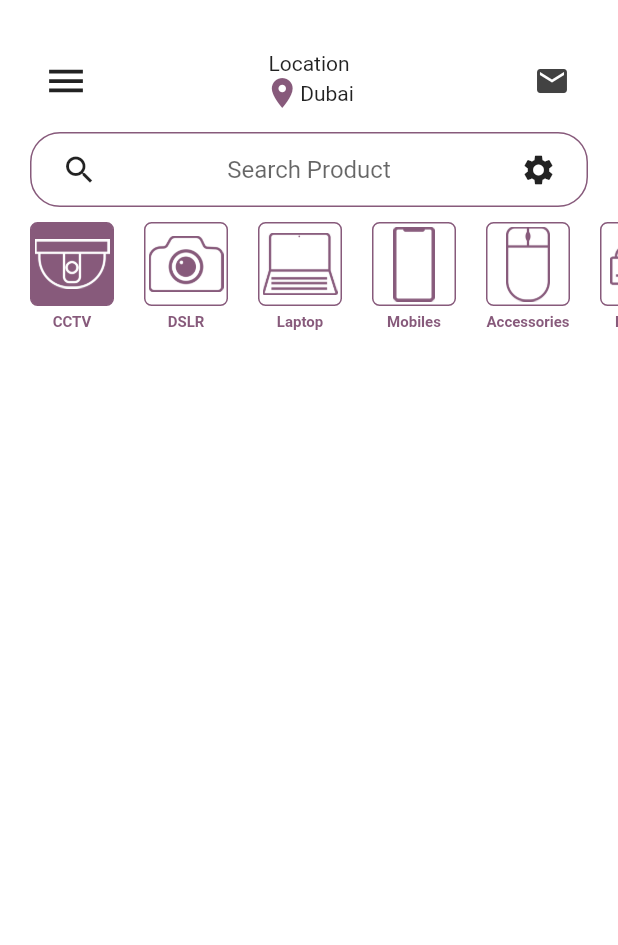
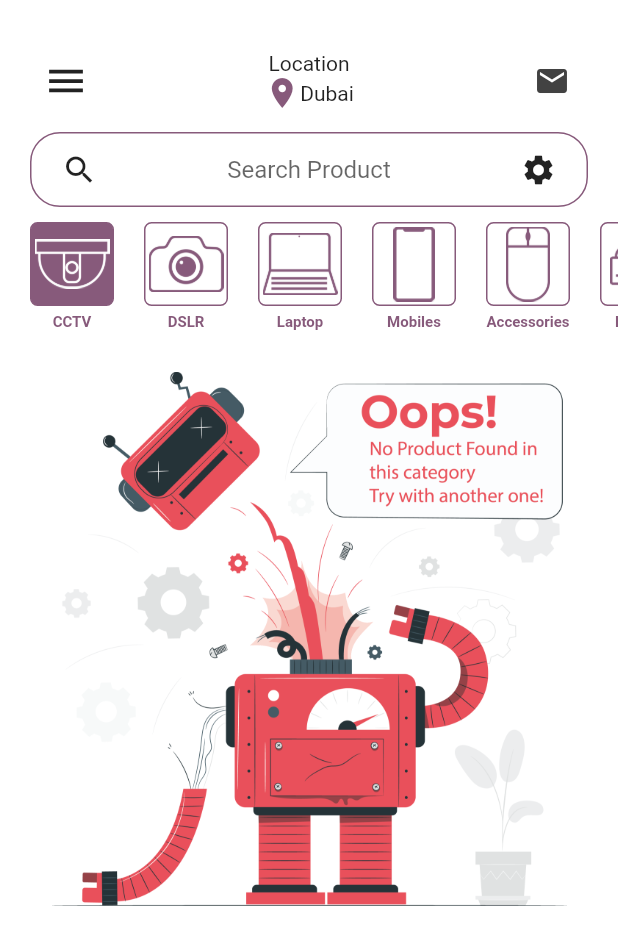
Before and after one commit to MesselemYoucef/TechApp, a Flutter app: the screen it shows after launch, on a phone screen of 412 x 824 dp. Shown: the top 945 px of the screen. Run offline on Flutter 3.47's test engine with Material 2 defaults, Android fonts, the phone set to English and light mode, and no system bars; our stand-ins replace cloud_firestore, firebase_core, firebase_storage, font_awesome_flutter, google_fonts; accounts and stored records are empty.

Commit message:
Designed and added the error screen for product

```diff
--- a/lib/screens/home_screen.dart
+++ b/lib/screens/home_screen.dart
@@ -11,7 +11,6 @@ class HomeScreen extends StatefulWidget {
 }
 
 class _HomeScreenState extends State<HomeScreen> with TickerProviderStateMixin {
-
   //Variables for the animation of the home screen to be reduced and pushed aside
   double xOffset = 0;
   double yOffset = 0;
@@ -25,7 +24,8 @@ class _HomeScreenState extends State<HomeScreen> with TickerProviderStateMixin {
   String category = 'CCTV';
 
   Color itemIconColor = itemBackground; // for the category icon color
-  Color itemBackgroundColor = Colors.transparent; // background for the category item color
+  Color itemBackgroundColor =
+      Colors.transparent; // background for the category item color
 
   void _handleOnPressed() {
     isDrawerOpen
@@ -97,10 +97,9 @@ class _HomeScreenState extends State<HomeScreen> with TickerProviderStateMixin {
                         Icons.mail,
                         color: Colors.grey[800],
                       ),
-                    onPressed: (){
+                      onPressed: () {
                         Navigator.pushNamed(context, "/contact_us");
-                    }
-                    ),
+                      }),
                 ],
               ),
             ),
@@ -139,10 +138,10 @@ class _HomeScreenState extends State<HomeScreen> with TickerProviderStateMixin {
                 scrollDirection: Axis.horizontal,
                 itemCount: categories.length,
                 itemBuilder: (context, index) {
-                  if (category == categories[index]['name']){
+                  if (category == categories[index]['name']) {
                     itemIconColor = Colors.white;
                     itemBackgroundColor = itemBackground;
-                    }else{
+                  } else {
                     itemIconColor = itemBackground;
                     itemBackgroundColor = Colors.white;
                   }
@@ -204,6 +203,7 @@ class ProductList extends StatelessWidget {
   Widget build(BuildContext context) {
     final products = Provider.of<List<ProductModel>>(context) ?? [];
 
+    if (products.length != 0) {
       return Container(
         child: Expanded(
           child: ListView.builder(
@@ -214,5 +214,16 @@ class ProductList extends StatelessWidget {
           ),
         ),
       );
+    } else {
+      return Container(
+        margin: EdgeInsets.symmetric(vertical: 20),
+        width: MediaQuery.of(context).size.width / 1.2,
+        color: Colors.transparent,
+        child: Image.asset(
+          "images/product-error.png",
+          fit: BoxFit.cover,
+        ),
+      );
     }
   }
+}
```
Also changed, not shown: images/product-error.png (added). Lines whose indentation alone changed are shown as unchanged.
